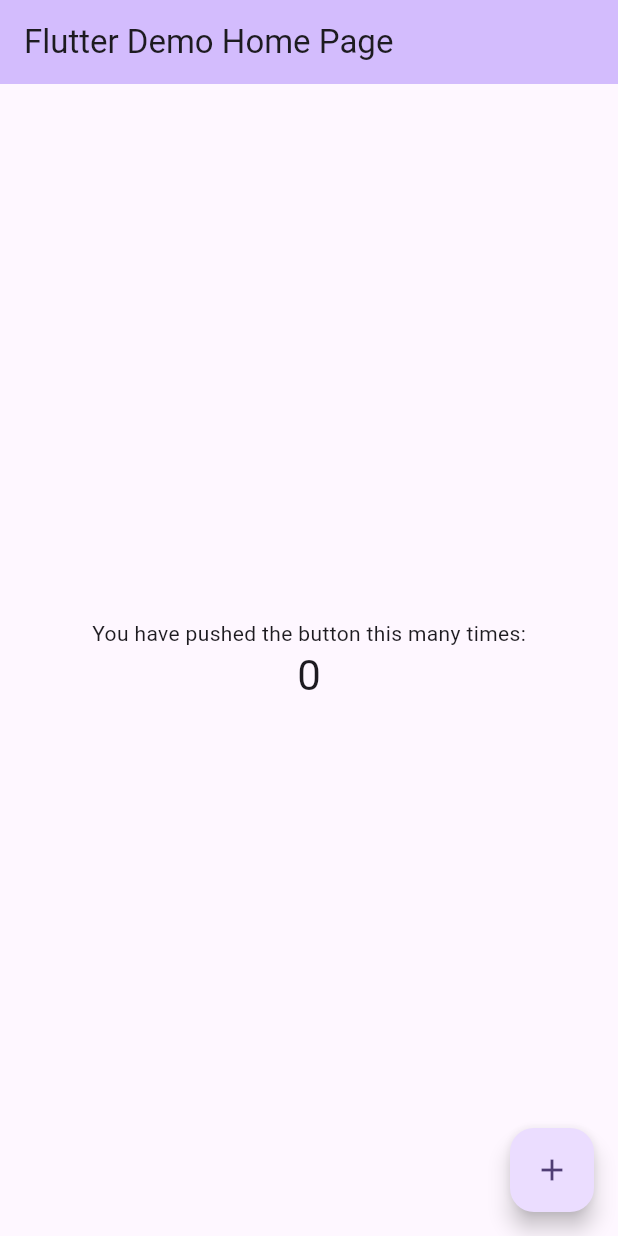
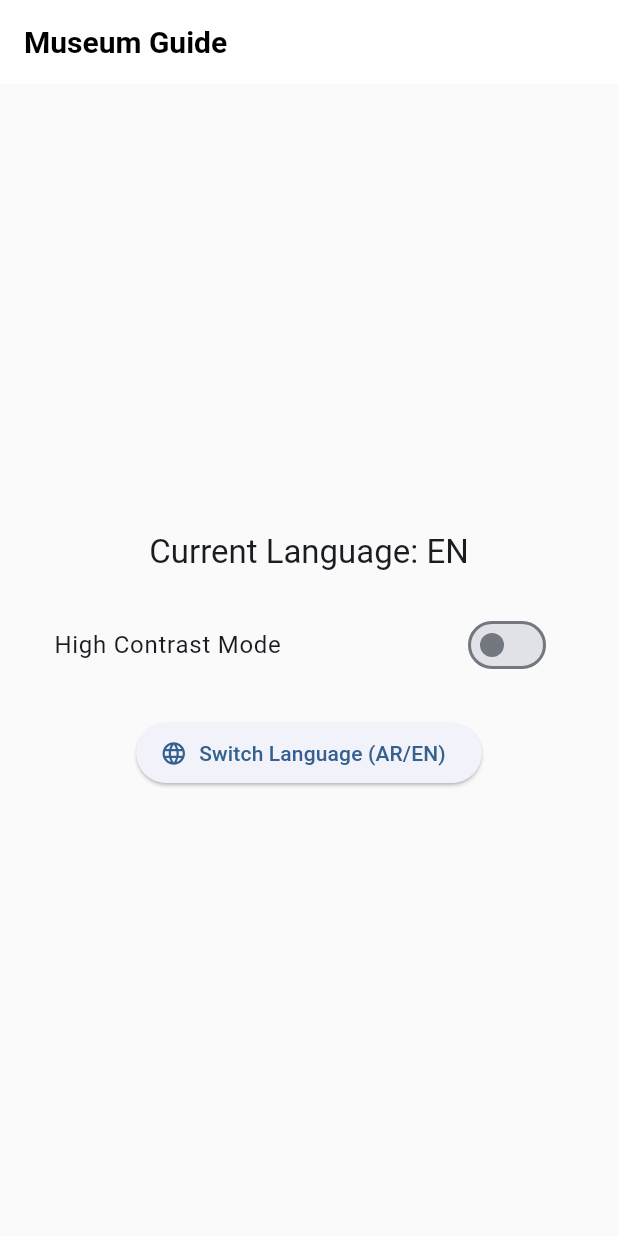
Before and after one commit to Farida-Waheed/museum_app, a Flutter app: the screen it shows after launch, on a phone screen of 412 x 824 dp. Run offline on Flutter 3.47's test engine with Material 3 defaults, Android fonts, the phone set to English and light mode, and no system bars.

Commit message:
update_1

```diff
--- a/lib/app/app.dart
+++ b/lib/app/app.dart
@@ -0,0 +1,43 @@
+import 'package:flutter/material.dart';
+import 'package:provider/provider.dart';
+import '../models/user_preferences.dart';
+import '../screens/home/home_screen.dart';
+import 'theme/light_theme.dart';
+import 'theme/high_contrast.dart';
+
+class MuseumApp extends StatelessWidget {
+  const MuseumApp({super.key});
+
+  @override
+  Widget build(BuildContext context) {
+    return Consumer<UserPreferencesModel>(
+      builder: (context, prefs, child) {
+        return MaterialApp(
+          title: 'Museum Guide',
+          debugShowCheckedModeBanner: false,
+
+          // Theme Logic
+          theme: prefs.isHighContrast ? highContrastTheme : lightTheme,
+
+          // Localization Logic
+          locale: Locale(prefs.language),
+
+          // Accessibility Logic (Font Scaling)
+          builder: (context, child) {
+            return MediaQuery(
+              data: MediaQuery.of(context).copyWith(
+                textScaler: TextScaler.linear(prefs.fontScale),
+              ),
+              child: Directionality(
+                textDirection: prefs.language == 'ar' ? TextDirection.rtl : TextDirection.ltr,
+                child: child!,
+              ),
+            );
+          },
+
+          home: const HomeScreen(),
+        );
+      },
+    );
+  }
+}
--- a/lib/app/theme/high_contrast.dart
+++ b/lib/app/theme/high_contrast.dart
@@ -0,0 +1,30 @@
+import 'package:flutter/material.dart';
+
+final ThemeData highContrastTheme = ThemeData(
+  useMaterial3: true,
+  scaffoldBackgroundColor: Colors.black,
+  colorScheme: const ColorScheme.dark(
+    primary: Colors.yellow,
+    secondary: Colors.white,
+    surface: Colors.black, // 'surface' now handles the background color
+    onSurface: Colors.white,
+    // background: Colors.black, <--- REMOVED THIS LINE
+  ),
+  textTheme: const TextTheme(
+    bodyMedium: TextStyle(color: Colors.white, fontWeight: FontWeight.bold, fontSize: 18),
+    titleLarge: TextStyle(color: Colors.yellow, fontWeight: FontWeight.w900, fontSize: 26),
+  ),
+  iconTheme: const IconThemeData(color: Colors.yellow, size: 32),
+  appBarTheme: const AppBarTheme(
+    backgroundColor: Colors.black,
+    iconTheme: IconThemeData(color: Colors.yellow),
+    titleTextStyle: TextStyle(color: Colors.yellow, fontSize: 24, fontWeight: FontWeight.bold),
+  ),
+  elevatedButtonTheme: ElevatedButtonThemeData(
+    style: ElevatedButton.styleFrom(
+      backgroundColor: Colors.yellow,
+      foregroundColor: Colors.black,
+      textStyle: const TextStyle(fontWeight: FontWeight.bold, fontSize: 20),
+    ),
+  ),
+);
--- a/lib/app/theme/light_theme.dart
+++ b/lib/app/theme/light_theme.dart
@@ -0,0 +1,13 @@
+import 'package:flutter/material.dart';
+
+final ThemeData lightTheme = ThemeData(
+  useMaterial3: true,
+  colorScheme: ColorScheme.fromSeed(seedColor: Colors.blue),
+  scaffoldBackgroundColor: Colors.grey[50],
+  appBarTheme: const AppBarTheme(
+    backgroundColor: Colors.white,
+    elevation: 0,
+    iconTheme: IconThemeData(color: Colors.black),
+    titleTextStyle: TextStyle(color: Colors.black, fontSize: 20, fontWeight: FontWeight.bold),
+  ),
+);
--- a/lib/main.dart
+++ b/lib/main.dart
@@ -1,122 +1,16 @@
 import 'package:flutter/material.dart';
+import 'package:provider/provider.dart';
+import 'app/app.dart';
+import 'models/user_preferences.dart';
 
 void main() {
-  runApp(const MyApp());
+  runApp(
+    // Initialize Provider for State Management
+    MultiProvider(
+      providers: [
+        ChangeNotifierProvider(create: (_) => UserPreferencesModel()),
+      ],
+      child: const MuseumApp(),
+    ),
+  );
 }
-
-class MyApp extends StatelessWidget {
-  const MyApp({super.key});
-
-  // This widget is the root of your application.
-  @override
-  Widget build(BuildContext context) {
-    return MaterialApp(
-      title: 'Flutter Demo',
-      theme: ThemeData(
-        // This is the theme of your application.
-        //
-        // TRY THIS: Try running your application with "flutter run". You'll see
-        // the application has a purple toolbar. Then, without quitting the app,
-        // try changing the seedColor in the colorScheme below to Colors.green
-        // and then invoke "hot reload" (save your changes or press the "hot
-        // reload" button in a Flutter-supported IDE, or press "r" if you used
-        // the command line to start the app).
-        //
-        // Notice that the counter didn't reset back to zero; the application
-        // state is not lost during the reload. To reset the state, use hot
-        // restart instead.
-        //
-        // This works for code too, not just values: Most code changes can be
-        // tested with just a hot reload.
-        colorScheme: ColorScheme.fromSeed(seedColor: Colors.deepPurple),
-      ),
-      home: const MyHomePage(title: 'Flutter Demo Home Page'),
-    );
-  }
-}
-
-class MyHomePage extends StatefulWidget {
-  const MyHomePage({super.key, required this.title});
-
-  // This widget is the home page of your application. It is stateful, meaning
-  // that it has a State object (defined below) that contains fields that affect
-  // how it looks.
-
-  // This class is the configuration for the state. It holds the values (in this
-  // case the title) provided by the parent (in this case the App widget) and
-  // used by the build method of the State. Fields in a Widget subclass are
-  // always marked "final".
-
-  final String title;
-
-  @override
-  State<MyHomePage> createState() => _MyHomePageState();
-}
-
-class _MyHomePageState extends State<MyHomePage> {
-  int _counter = 0;
-
-  void _incrementCounter() {
-    setState(() {
-      // This call to setState tells the Flutter framework that something has
-      // changed in this State, which causes it to rerun the build method below
-      // so that the display can reflect the updated values. If we changed
-      // _counter without calling setState(), then the build method would not be
-      // called again, and so nothing would appear to happen.
-      _counter++;
-    });
-  }
-
-  @override
-  Widget build(BuildContext context) {
-    // This method is rerun every time setState is called, for instance as done
-    // by the _incrementCounter method above.
-    //
-    // The Flutter framework has been optimized to make rerunning build methods
-    // fast, so that you can just rebuild anything that needs updating rather
-    // than having to individually change instances of widgets.
-    return Scaffold(
-      appBar: AppBar(
-        // TRY THIS: Try changing the color here to a specific color (to
-        // Colors.amber, perhaps?) and trigger a hot reload to see the AppBar
-        // change color while the other colors stay the same.
-        backgroundColor: Theme.of(context).colorScheme.inversePrimary,
-        // Here we take the value from the MyHomePage object that was created by
-        // the App.build method, and use it to set our appbar title.
-        title: Text(widget.title),
-      ),
-      body: Center(
-        // Center is a layout widget. It takes a single child and positions it
-        // in the middle of the parent.
-        child: Column(
-          // Column is also a layout widget. It takes a list of children and
-          // arranges them vertically. By default, it sizes itself to fit its
-          // children horizontally, and tries to be as tall as its parent.
-          //
-          // Column has various properties to control how it sizes itself and
-          // how it positions its children. Here we use mainAxisAlignment to
-          // center the children vertically; the main axis here is the vertical
-          // axis because Columns are vertical (the cross axis would be
-          // horizontal).
-          //
-          // TRY THIS: Invoke "debug painting" (choose the "Toggle Debug Paint"
-          // action in the IDE, or press "p" in the console), to see the
-          // wireframe for each widget.
-          mainAxisAlignment: MainAxisAlignment.center,
-          children: <Widget>[
-            const Text('You have pushed the button this many times:'),
-            Text(
-              '$_counter',
-              style: Theme.of(context).textTheme.headlineMedium,
-            ),
-          ],
-        ),
-      ),
-      floatingActionButton: FloatingActionButton(
-        onPressed: _incrementCounter,
-        tooltip: 'Increment',
-        child: const Icon(Icons.add),
-      ), // This trailing comma makes auto-formatting nicer for build methods.
-    );
-  }
-}
--- a/lib/models/user_preferences.dart
+++ b/lib/models/user_preferences.dart
@@ -0,0 +1,26 @@
+import 'package:flutter/material.dart';
+
+class UserPreferencesModel extends ChangeNotifier {
+  String _language = 'en';
+  bool _isHighContrast = false;
+  double _fontScale = 1.0;
+
+  String get language => _language;
+  bool get isHighContrast => _isHighContrast;
+  double get fontScale => _fontScale;
+
+  void setLanguage(String lang) {
+    _language = lang;
+    notifyListeners();
+  }
+
+  void toggleHighContrast(bool value) {
+    _isHighContrast = value;
+    notifyListeners();
+  }
+
+  void setFontScale(double scale) {
+    _fontScale = scale;
+    notifyListeners();
+  }
+}
--- a/lib/screens/home/home_screen.dart
+++ b/lib/screens/home/home_screen.dart
@@ -0,0 +1,51 @@
+import 'package:flutter/material.dart';
+import 'package:provider/provider.dart';
+import '../../models/user_preferences.dart';
+
+class HomeScreen extends StatelessWidget {
+  const HomeScreen({super.key});
+
+  @override
+  Widget build(BuildContext context) {
+    // Access the settings provider
+    final prefs = Provider.of<UserPreferencesModel>(context);
+
+    return Scaffold(
+      appBar: AppBar(title: const Text("Museum Guide")),
+      body: Center(
+        child: Padding(
+          padding: const EdgeInsets.all(20.0),
+          child: Column(
+            mainAxisAlignment: MainAxisAlignment.center,
+            children: [
+              // Display Current Language
+              Text(
+                "Current Language: ${prefs.language.toUpperCase()}",
+                style: Theme.of(context).textTheme.titleLarge,
+              ),
+              const SizedBox(height: 20),
+
+              // High Contrast Switch
+              SwitchListTile(
+                title: const Text("High Contrast Mode"),
+                value: prefs.isHighContrast,
+                onChanged: (val) => prefs.toggleHighContrast(val),
+              ),
+
+              const SizedBox(height: 20),
+
+              // Language Switch Button
+              ElevatedButton.icon(
+                icon: const Icon(Icons.language),
+                label: const Text("Switch Language (AR/EN)"),
+                onPressed: () {
+                  prefs.setLanguage(prefs.language == 'en' ? 'ar' : 'en');
+                },
+              ),
+            ],
+          ),
+        ),
+      ),
+    );
+  }
+}
```
Also changed, not shown: 1 other file.
